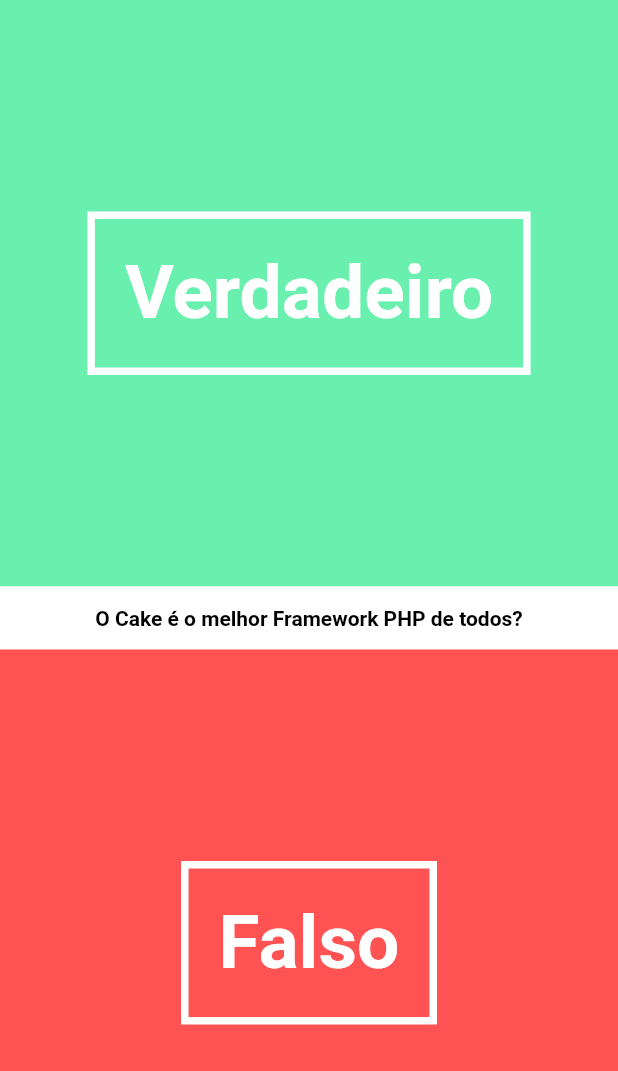
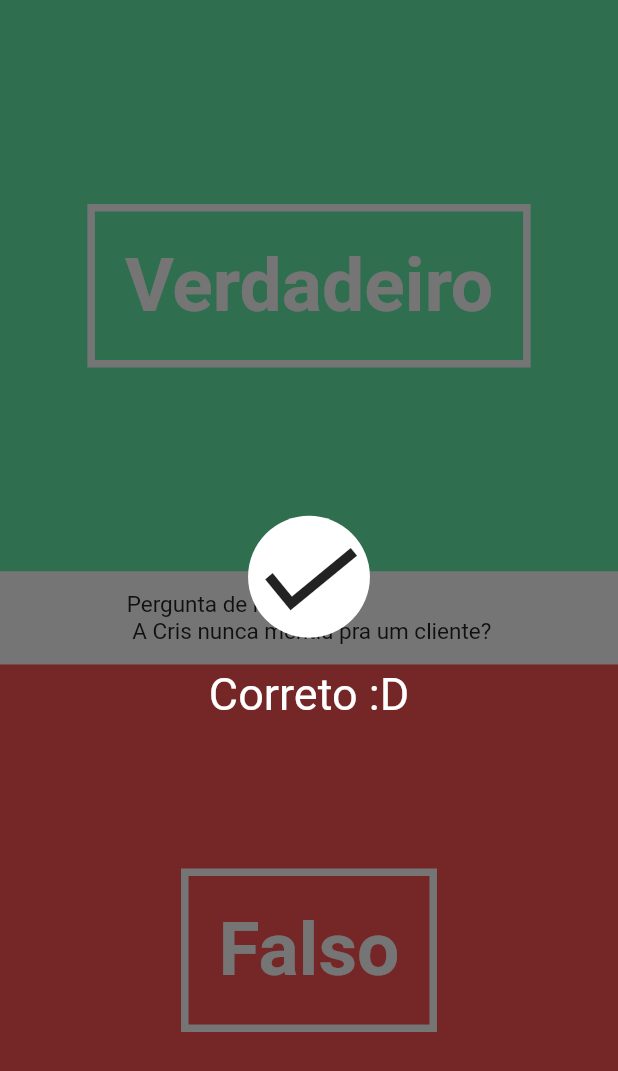
Before and after one commit to rafaelqueiroz88/first-flutter-app, a Flutter app: the screen it shows after launch, after a tap on "Verdadeiro", on a phone screen of 412 x 824 dp. Shown: the top 1071 px of the screen. Run offline on Flutter 3.47's test engine with Material 2 defaults, Android fonts, the phone set to English and light mode, and no system bars.

Commit message:
Sistema funcionando, porém limitado a quantidade de perguntas inseridas manualmente

```diff
--- /dev/null
+++ b/lib/UI/correct_wrong_overlay.dart
@@ -0,0 +1,60 @@
+import 'package:flutter/material.dart';
+
+class CorrectWrongOverlay extends StatefulWidget {
+
+  final bool _isCorrect;
+  final VoidCallback _onTap;
+
+  CorrectWrongOverlay(this._isCorrect, this._onTap);
+
+  @override
+  State createState() => new CorrectWrongOverlayState();
+}
+
+class CorrectWrongOverlayState extends State<CorrectWrongOverlay> with SingleTickerProviderStateMixin {
+
+  Animation<double> _iconAnimation;
+  AnimationController _iconAnimationController;
+
+  @override
+  void initState() {
+    super.initState();
+    _iconAnimationController = new AnimationController(duration: new Duration(seconds: 2), vsync: this);
+    _iconAnimation = new CurvedAnimation(parent: _iconAnimationController, curve: Curves.elasticOut);
+    _iconAnimation.addListener(() => this.setState(() {}));
+    _iconAnimationController.forward();
+  }
+
+  @override
+  Widget build(BuildContext context) {
+    return new Material(
+      color: Colors.black54,
+      child: new InkWell(
+        onTap: () => widget._onTap(),
+        child: new Column(
+          mainAxisAlignment: MainAxisAlignment.center,
+          children: <Widget>[
+            new Container(
+              decoration: new BoxDecoration(
+                color: Colors.white,
+                shape: BoxShape.circle,
+              ),
+              child: new Transform.rotate(
+                angle: _iconAnimation.value * 2 * 3.1416,
+                child: new Icon(
+                  widget._isCorrect == true ? Icons.done : Icons.clear,
+                  size: _iconAnimation.value * 80.0
+                ),
+              ),
+            ),
+            new Padding(padding: new EdgeInsets.only(bottom: 20.0),),
+            new Text(
+              widget._isCorrect == true ? "Correto :D" : "Errou :(",
+              style: new TextStyle(color: Colors.white, fontSize: 30.0)
+            ),
+          ],
+        )
+      )
+    );
+  }
+}
--- /dev/null
+++ b/lib/UI/questions_texts.dart
@@ -0,0 +1,52 @@
+import 'package:flutter/material.dart';
+
+class QuestionText extends StatefulWidget {
+
+  final String _question;
+  final int _questionNumber;
+
+  QuestionText(this._question, this._questionNumber);
+
+  @override
+  State createState() => new QuestionTextState();
+}
+
+class QuestionTextState extends State<QuestionText> with SingleTickerProviderStateMixin {
+
+  Animation<double> _fontSizeAnimation;
+  AnimationController _fontSizeAnimationController;
+
+  @override
+  void initState() {
+    super.initState();
+    _fontSizeAnimationController = new AnimationController(duration: new Duration(milliseconds: 800), vsync: this);
+    _fontSizeAnimation = new CurvedAnimation(parent: _fontSizeAnimationController, curve: Curves.bounceOut);
+    _fontSizeAnimation.addListener(() => this.setState(() => {}));
+    _fontSizeAnimationController.forward();
+  }
+
+  @override
+  void didUpdateWidget(QuestionText oldWidget) {
+    super.didUpdateWidget(oldWidget);
+    if(oldWidget._question != widget._question) {
+      _fontSizeAnimationController.reset();
+      _fontSizeAnimationController.forward();
+    }
+  }
+
+  @override
+  Widget build(BuildContext context) {
+
+    return new Material(
+      color: Colors.white,
+      child: new Padding(
+        padding: new EdgeInsets.symmetric(vertical: 13.0, horizontal: 10.0),
+        child: new Center(
+          child: new Text(
+            "Pergunta de número: " + widget._questionNumber.toString() + "\n " + widget._question.toString(),
+            style: new TextStyle(fontSize: _fontSizeAnimation.value * 15),
+          )),
+        ),
+      );
+  }
+}
--- a/lib/pages/quiz_page.dart
+++ b/lib/pages/quiz_page.dart
@@ -2,6 +2,8 @@ import 'package:flutter/material.dart';
 import '../utils/questions.dart';
 import '../utils/quiz.dart';
 import '../UI/answer_button.dart';
+import '../UI/questions_texts.dart';
+import '../UI/correct_wrong_overlay.dart';
 
 class QuizPage extends StatefulWidget {
 
@@ -11,25 +13,59 @@ class QuizPage extends StatefulWidget {
 
 class QuizPageState extends State<QuizPage> {
 
+  Question currentQuestion;
+  Quiz quiz = new Quiz([
+    new Question("O Cake é a melhor framework PHP do mundo?", false),
+    new Question("Ruby on Rails é a melhor framework de todas?", true),
+    new Question("O Maestro é bem feito?", false),
+    new Question("O Cake é a melhor framework PHP do mundo?", false),
+    new Question("A Cris nunca mentiu pra um cliente?", true),
+  ]);
+
+  String questionText;
+  int questionNumber;
+  bool isCorrect;
+  bool overlayShouldBeVisible = false;
+
+  @override
+  void initState() {
+    super.initState();
+    currentQuestion = quiz.nextQuestion;
+    questionText = currentQuestion.question;
+    questionNumber = quiz.questionNumber;
+  }
+
+  void handleAnswer(bool answer) {
+    isCorrect = (currentQuestion.answer == answer);
+    quiz.answer(isCorrect);
+    this.setState(() {
+      overlayShouldBeVisible = true;
+    });
+  }
+
   @override
   Widget build(BuildContext context) {
     return new Stack(
+      fit: StackFit.expand,
       children: <Widget>[
         new Column( // this is our main page
           children: <Widget>[
-            new AnswerButton(true, () => print("Apertou verdadeiro. ERROU!!!")),
-            new Material(
-              color: Colors.white,
-              child: new Padding(
-                padding: new EdgeInsets.symmetric(vertical: 13.0, horizontal: 8.0),
-                child: new Center(
-                  child: new Text("O Cake é o melhor Framework PHP de todos?", style: new TextStyle(color: Colors.black, fontSize: 14.0, fontWeight: FontWeight.bold)),
-                ),
-              )
-            ),
-            new AnswerButton(false, () => print("Apertou falso. ACERTOUUU!!!")),
+            new AnswerButton(true, () => handleAnswer(true)), // true button
+            new QuestionText(questionText, questionNumber),
+            new AnswerButton(false, () => handleAnswer(false)), // false button
           ]
         ),
+        overlayShouldBeVisible == true ? new CorrectWrongOverlay(
+          isCorrect,
+          () {
+            currentQuestion = quiz.nextQuestion;
+            this.setState(() {
+              overlayShouldBeVisible = false;
+              questionText = currentQuestion.question;
+              questionNumber = quiz.questionNumber;
+            });
+          }
+          ) : new Container(),
       ],
     );
   }
--- a/source.txt
+++ b/source.txt
@@ -1,3 +1,3 @@
 https://www.youtube.com/watch?v=jBBl1tYkUnE
 
-15:14
+48:56
```
